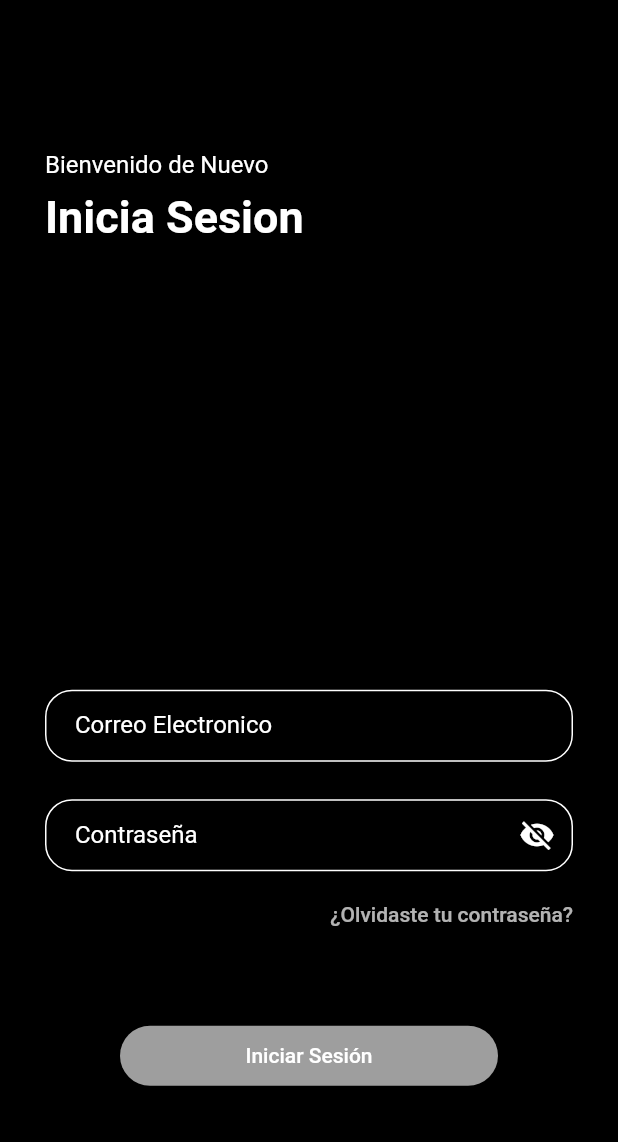
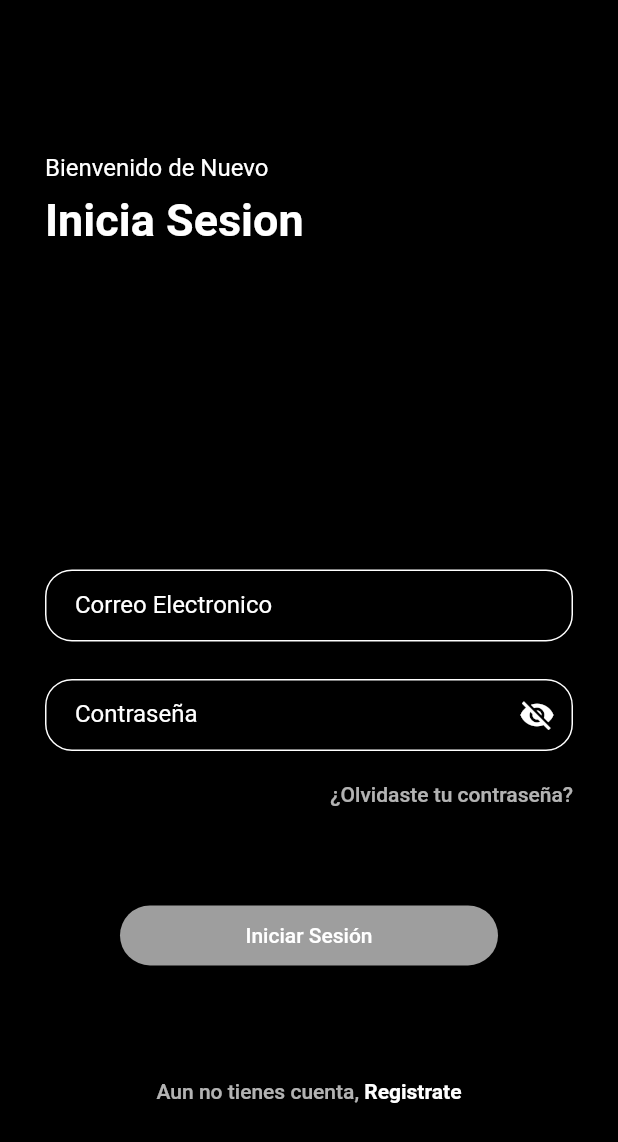
Before and after one commit to HackSiteOficial/Music-o, a Flutter app: the screen it shows after launch, on a phone screen of 412 x 824 dp. Shown: the top 1142 px of the screen. Run offline on Flutter 3.47's test engine with Material 2 defaults, Android fonts, the phone set to English and light mode, and no system bars; our stand-ins replace firebase_auth; accounts and stored records are empty.

Commit message:
Create SignUp

```diff
--- a/lib/screens/login/login.dart
+++ b/lib/screens/login/login.dart
@@ -12,7 +12,7 @@ class _LoginPageState extends State<LoginPage> {
     final welcome = Hero(
       tag: 'hero',
       child: Container(
-        height: MediaQuery.of(context).size.height * 0.4,
+        height: MediaQuery.of(context).size.height * 0.3,
         child: Padding(
           padding: EdgeInsets.only(top: 20.0),
           child: Text.rich(
@@ -160,6 +160,33 @@ class _LoginPageState extends State<LoginPage> {
       ),
     );
 
+    final sign = FlatButton(
+      padding: EdgeInsets.only(top: 20.0),
+      child: Align(
+        alignment: Alignment.center,
+        child: Text.rich(
+          TextSpan(
+            text: 'Aun no tienes cuenta, ',
+            style: TextStyle(
+                color: Colors.white70,
+                fontSize: 14.0
+            ),// default text style
+            children: <TextSpan>[
+              TextSpan(
+                text: 'Registrate',
+                style: TextStyle(
+                  fontWeight: FontWeight.bold,
+                  color: Colors.white,
+                  fontSize: 14.0,
+                ),
+              ),
+            ],
+          ),
+        ),
+      ),
+      onPressed: () {},
+    );
+
     return Scaffold(
       backgroundColor: Colors.black,
       body: Center(
@@ -175,7 +202,9 @@ class _LoginPageState extends State<LoginPage> {
             SizedBox(height: 5.0),
             forgotLabel,
             SizedBox(height: 30.0),
-            loginButton
+            loginButton,
+            SizedBox(height: 30.0),
+            sign,
           ],
         ),
       ),
```
Also changed, not shown: lib/screens/singup/signup.dart (added).
